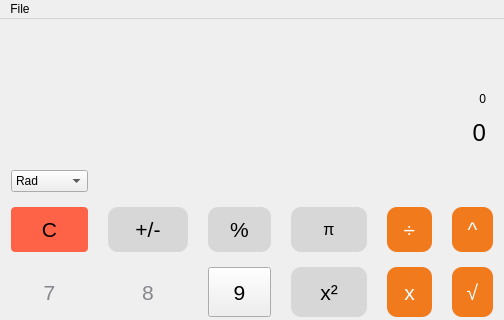
Before: the Qt Designer form Calculator/mainwindow.ui in Arsenic-ATG/Qt-calculator, drawn with Qt 5; both pictures show x 0 to 504 and y 0 to 320 of the 504 by 520 pixel window.
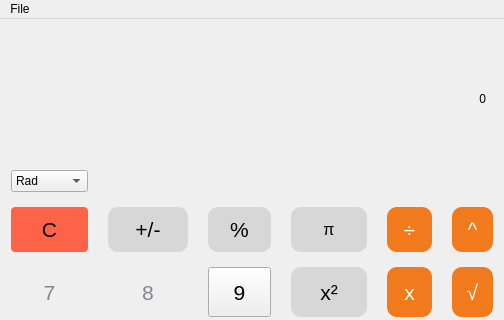
After: the same form once the commit is applied.

```diff
--- a/Calculator/mainwindow.ui
+++ b/Calculator/mainwindow.ui
@@ -149,7 +149,7 @@
 }</string>
          </property>
          <property name="text">
-          <string>0</string>
+          <string/>
          </property>
          <property name="alignment">
           <set>Qt::AlignmentFlag::AlignRight|Qt::AlignmentFlag::AlignTrailing|Qt::AlignmentFlag::AlignVCenter</set>
```
Left out of the diff: 1140 changed lines with no effect on the pictures.
